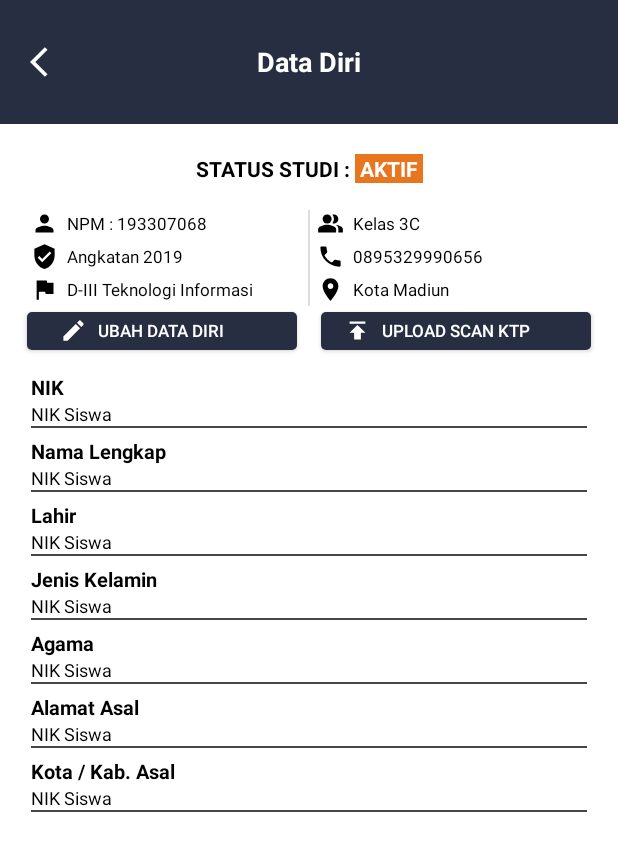
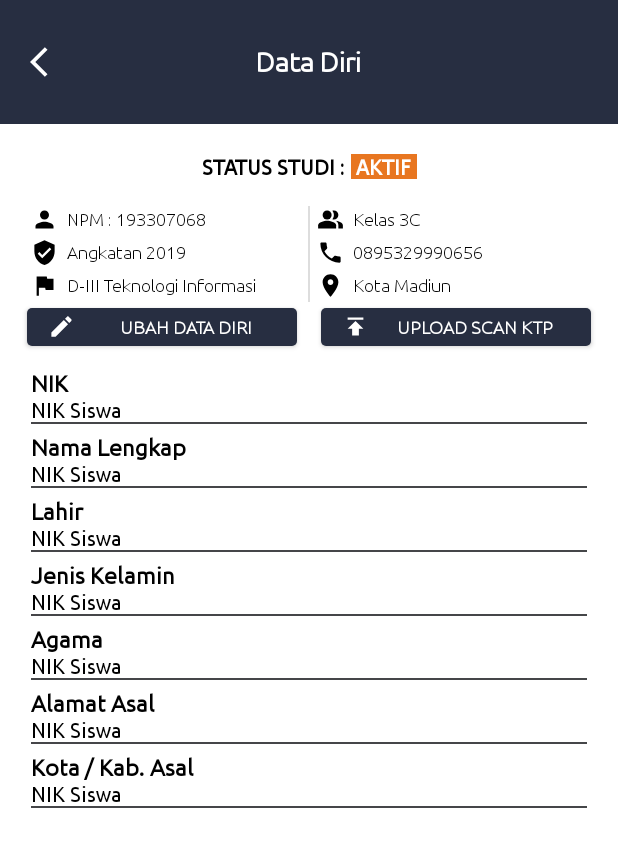
Before and after one commit to fadelmi12/bismillah12, an Android app: the DataDiri screen opened directly, with no data from a screen before it, on a phone screen of 412 x 824 dp. Shown: the top 851 px of the screen. Run offline under Robolectric (Android 15) with nearby library versions, the phone set to English and light mode, and no system bars.

Commit message:
ubah font

```diff
--- a/app/src/main/AndroidManifest.xml
+++ b/app/src/main/AndroidManifest.xml
@@ -21,6 +21,7 @@
                 <category android:name="android.intent.category.LAUNCHER" />
             </intent-filter>
         </activity>
+
     </application>
 
 </manifest>
--- a/app/src/main/res/layout/activity_data_diri.xml
+++ b/app/src/main/res/layout/activity_data_diri.xml
@@ -17,11 +17,14 @@
         android:drawableStart="@drawable/ic_baseline_edit_24"
         android:drawablePadding="7dp"
         android:drawableTint="@color/white"
-        android:paddingLeft="22dp"
+        android:fontFamily="@font/ubunturegular"
         android:text="ubah data diri"
-        android:textAlignment="textStart"
+        android:gravity="center"
         android:textColor="@color/white"
-        android:textSize="11dp"
+        android:paddingLeft="14dp"
+        android:textSize="12dp"
+        android:textStyle="bold"
+        android:paddingRight="7dp"
         app:layout_constraintBottom_toTopOf="@+id/linearLayout2"
         app:layout_constraintEnd_toStartOf="@+id/btnktp"
         app:layout_constraintStart_toStartOf="parent"
@@ -36,13 +39,15 @@
         android:layout_marginEnd="18dp"
         android:background="@drawable/roundcorner"
         android:drawableStart="@drawable/ic_baseline_publish_24"
-        android:drawablePadding="7dp"
         android:drawableTint="@color/white"
-        android:paddingLeft="15dp"
+        android:paddingLeft="14dp"
+        android:paddingRight="7dp"
+        android:fontFamily="@font/ubunturegular"
+        android:gravity="center"
         android:text="upload Scan ktp"
-        android:textAlignment="textStart"
         android:textColor="@color/white"
-        android:textSize="11dp"
+        android:textSize="12dp"
+        android:textStyle="bold"
         app:layout_constraintEnd_toEndOf="parent"
         app:layout_constraintStart_toEndOf="@+id/ubhdtdiri"
         app:layout_constraintTop_toBottomOf="@+id/relativeLayout2" />
@@ -67,8 +72,8 @@
         <TextView
             android:layout_width="wrap_content"
             android:layout_height="wrap_content"
-            android:layout_centerHorizontal="true"
-            android:layout_centerVertical="true"
+            android:layout_centerInParent="true"
+            android:fontFamily="@font/ubunturegular"
             android:text="Data Diri"
             android:textColor="@android:color/white"
             android:textSize="18dp"
@@ -88,6 +93,7 @@
             android:layout_width="wrap_content"
             android:layout_height="wrap_content"
             android:layout_marginTop="20dp"
+            android:fontFamily="@font/ubunturegular"
             android:text="STATUS STUDI : "
             android:textColor="@android:color/black"
             android:textSize="14dp"
@@ -99,6 +105,7 @@
             android:layout_height="wrap_content"
             android:layout_marginTop="20dp"
             android:background="@color/orange"
+            android:fontFamily="@font/ubunturegular"
             android:text=" AKTIF "
             android:textColor="@android:color/white"
             android:textSize="14dp"
@@ -133,6 +140,7 @@
             android:layout_marginTop="4dp"
             android:drawableLeft="@drawable/ic_baseline_person_16"
             android:drawablePadding="6dp"
+            android:fontFamily="@font/ubunturegular"
             android:gravity="center_vertical"
             android:text="NPM : 193307068"
             android:textAlignment="gravity"
@@ -147,6 +155,7 @@
             android:layout_marginTop="4dp"
             android:drawableLeft="@drawable/ic_baseline_verified_user_24"
             android:drawablePadding="6dp"
+            android:fontFamily="@font/ubunturegular"
             android:gravity="center_vertical"
             android:text="Angkatan 2019"
             android:textAlignment="gravity"
@@ -161,6 +170,7 @@
             android:layout_marginTop="4dp"
             android:drawableLeft="@drawable/ic_baseline_flag_16"
             android:drawablePadding="6dp"
+            android:fontFamily="@font/ubunturegular"
             android:gravity="center_vertical"
             android:text="D-III Teknologi Informasi"
             android:textAlignment="gravity"
@@ -176,6 +186,7 @@
             android:layout_marginTop="4dp"
             android:drawableLeft="@drawable/ic_baseline_location_on_24"
             android:drawablePadding="6dp"
+            android:fontFamily="@font/ubunturegular"
             android:gravity="center_vertical"
             android:text="Kota Madiun"
             android:textAlignment="gravity"
@@ -191,6 +202,7 @@
             android:layout_marginTop="4dp"
             android:drawableLeft="@drawable/ic_baseline_local_phone_24"
             android:drawablePadding="6dp"
+            android:fontFamily="@font/ubunturegular"
             android:gravity="center_vertical"
             android:text="0895329990656"
             android:textAlignment="gravity"
@@ -205,6 +217,7 @@
             android:layout_marginTop="4dp"
             android:drawableLeft="@drawable/ic_baseline_people_alt_24"
             android:drawablePadding="6dp"
+            android:fontFamily="@font/ubunturegular"
             android:gravity="center_vertical"
             android:text="Kelas 3C"
             android:textAlignment="gravity"
@@ -226,17 +239,20 @@
         <TextView
             android:layout_width="match_parent"
             android:layout_height="wrap_content"
+            android:fontFamily="@font/ubunturegular"
             android:text="NIK"
             android:textColor="@android:color/black"
-            android:textSize="13dp"
+            android:textSize="15dp"
             android:textStyle="bold" />
 
         <TextView
             android:layout_width="match_parent"
             android:layout_height="wrap_content"
+            android:fontFamily="@font/ubunturegular"
             android:text="NIK Siswa"
+
             android:textColor="@android:color/black"
-            android:textSize="12dp" />
+            android:textSize="14dp" />
 
         <View
             android:layout_width="match_parent"
@@ -254,20 +270,23 @@
         app:layout_constraintTop_toBottomOf="@+id/linearLayout2"
         app:layout_constraintWidth_percent=".9"
         android:layout_marginTop="6dp">
+
         <TextView
             android:layout_width="match_parent"
             android:layout_height="wrap_content"
+            android:fontFamily="@font/ubunturegular"
             android:text="Nama Lengkap"
             android:textColor="@android:color/black"
-            android:textSize="13dp"
+            android:textSize="15dp"
             android:textStyle="bold" />
 
         <TextView
             android:layout_width="match_parent"
             android:layout_height="wrap_content"
+            android:fontFamily="@font/ubunturegular"
             android:text="NIK Siswa"
             android:textColor="@android:color/black"
-            android:textSize="12dp" />
+            android:textSize="14dp" />
 
         <View
             android:layout_width="match_parent"
@@ -289,17 +308,19 @@
         <TextView
             android:layout_width="match_parent"
             android:layout_height="wrap_content"
+            android:fontFamily="@font/ubunturegular"
             android:text="Lahir"
             android:textColor="@android:color/black"
-            android:textSize="13dp"
+            android:textSize="15dp"
             android:textStyle="bold" />
 
         <TextView
             android:layout_width="match_parent"
             android:layout_height="wrap_content"
+            android:fontFamily="@font/ubunturegular"
             android:text="NIK Siswa"
             android:textColor="@android:color/black"
-            android:textSize="12dp" />
+            android:textSize="14dp" />
 
         <View
             android:layout_width="match_parent"
@@ -321,17 +342,19 @@
         <TextView
             android:layout_width="match_parent"
             android:layout_height="wrap_content"
+            android:fontFamily="@font/ubunturegular"
             android:text="Jenis Kelamin"
             android:textColor="@android:color/black"
-            android:textSize="13dp"
+            android:textSize="15dp"
             android:textStyle="bold" />
 
         <TextView
             android:layout_width="match_parent"
             android:layout_height="wrap_content"
+            android:fontFamily="@font/ubunturegular"
             android:text="NIK Siswa"
             android:textColor="@android:color/black"
-            android:textSize="12dp" />
+            android:textSize="14dp" />
 
         <View
             android:layout_width="match_parent"
@@ -350,19 +373,23 @@
         app:layout_constraintTop_toBottomOf="@+id/linearLayout5"
         app:layout_constraintWidth_percent=".9"
         android:layout_marginTop="6dp">
+
         <TextView
             android:layout_width="match_parent"
             android:layout_height="wrap_content"
+            android:fontFamily="@font/ubunturegular"
             android:text="Agama"
             android:textColor="@android:color/black"
-            android:textSize="13dp"
+            android:textSize="15dp"
             android:textStyle="bold" />
+
         <TextView
             android:layout_width="match_parent"
             android:layout_height="wrap_content"
+            android:fontFamily="@font/ubunturegular"
             android:text="NIK Siswa"
             android:textColor="@android:color/black"
-            android:textSize="12dp" />
+            android:textSize="14dp" />
 
         <View
             android:layout_width="match_parent"
@@ -384,17 +411,19 @@
         <TextView
             android:layout_width="match_parent"
             android:layout_height="wrap_content"
+            android:fontFamily="@font/ubunturegular"
             android:text="Alamat Asal"
             android:textColor="@android:color/black"
-            android:textSize="13dp"
+            android:textSize="15dp"
             android:textStyle="bold" />
 
         <TextView
             android:layout_width="match_parent"
             android:layout_height="wrap_content"
+            android:fontFamily="@font/ubunturegular"
             android:text="NIK Siswa"
             android:textColor="@android:color/black"
-            android:textSize="12dp" />
+            android:textSize="14dp" />
 
         <View
             android:layout_width="match_parent"
@@ -415,17 +444,19 @@
         <TextView
             android:layout_width="match_parent"
             android:layout_height="wrap_content"
+            android:fontFamily="@font/ubunturegular"
             android:text="Kota / Kab. Asal"
             android:textColor="@android:color/black"
-            android:textSize="13dp"
+            android:textSize="15dp"
             android:textStyle="bold" />
 
         <TextView
             android:layout_width="match_parent"
             android:layout_height="wrap_content"
+            android:fontFamily="@font/ubunturegular"
             android:text="NIK Siswa"
             android:textColor="@android:color/black"
-            android:textSize="12dp" />
+            android:textSize="14dp" />
 
         <View
             android:layout_width="match_parent"
--- a/app/src/main/res/layout/activity_main.xml
+++ b/app/src/main/res/layout/activity_main.xml
@@ -50,6 +50,7 @@
         android:background="@color/white"
         android:layout_alignParentBottom="true"
         app:menu="@menu/navigation"
+        android:theme="@style/Widget.BottomNavigationView"
         app:labelVisibilityMode="labeled"
         />
     <FrameLayout
--- a/app/src/main/res/layout/activity_registrasi.xml
+++ b/app/src/main/res/layout/activity_registrasi.xml
@@ -14,10 +14,11 @@
         android:layout_height="wrap_content"
         android:layout_gravity="center"
         android:layout_centerHorizontal="true"
-        android:layout_marginTop="180dp"
-        android:layout_marginBottom="5dp" />
+        android:layout_marginBottom="30dp"
+        android:layout_above="@+id/linearLayout"/>
 
     <LinearLayout
+        android:id="@+id/linearLayout"
         android:layout_centerHorizontal="true"
         android:layout_centerVertical="true"
         android:layout_width="match_parent"
--- a/app/src/main/res/layout/fragment_home.xml
+++ b/app/src/main/res/layout/fragment_home.xml
@@ -11,7 +11,9 @@
         android:layout_height="wrap_content"
         android:text="Dashboard"
         android:textSize="20dp"
+        android:fontFamily="@font/ubunturegular"
         android:textStyle="bold"
+        android:textColor="@android:color/black"
         android:layout_alignParentLeft="true"
         android:layout_marginTop="30dp"
         android:layout_marginLeft="20dp"
@@ -20,8 +22,10 @@
         android:id="@+id/user"
         android:layout_width="wrap_content"
         android:layout_height="wrap_content"
+        android:textColor="@android:color/black"
         android:layout_marginTop="5dp"
         android:text="Selamat Datang di Student Portal"
+        android:fontFamily="@font/ubunturegular"
         android:layout_alignParentLeft="true"
         android:layout_below="@id/dashboard"
         android:layout_marginLeft="20dp" />
@@ -57,6 +61,7 @@
             android:drawableTop="@drawable/ic_baseline_person_24"
             android:text="Data Diri"
             android:textAllCaps="false"
+            android:fontFamily="@font/ubunturegular"
             android:textAlignment="center"
             android:layout_marginBottom="20dp"
             tools:ignore="RtlCompat"
@@ -70,6 +75,7 @@
             android:background="@android:color/transparent"
             android:text="Hasil Studi"
             android:drawableTint="@android:color/black"
+            android:fontFamily="@font/ubunturegular"
             android:textAllCaps="false"
             android:textAlignment="center"
             tools:ignore="RtlCompat"
@@ -90,6 +96,7 @@
             android:background="@android:color/transparent"
             android:text="Data Orang Tua"
             android:drawableTint="@android:color/black"
+            android:fontFamily="@font/ubunturegular"
             android:textAllCaps="false"
             android:textAlignment="center"
             tools:ignore="RtlCompat"
@@ -102,6 +109,7 @@
             android:background="@android:color/transparent"
             android:text="Ketrampilan"
             android:drawableTint="@android:color/black"
+            android:fontFamily="@font/ubunturegular"
             android:textAlignment="center"
             tools:ignore="RtlCompat"
             android:gravity="top"
@@ -122,6 +130,7 @@
             android:drawableTop="@drawable/ic_outline_chrome_reader_mode_24"
             android:background="@android:color/transparent"
             android:text="Rekap Presensi"
+            android:fontFamily="@font/ubunturegular"
             android:textAlignment="gravity"
             android:drawableTint="@android:color/black"
             android:layout_marginBottom="20dp"
@@ -133,6 +142,7 @@
             android:background="@android:color/transparent"
             android:text="Magang / PKL"
             android:drawableTint="@android:color/black"
+            android:fontFamily="@font/ubunturegular"
             android:textAlignment="center"
             android:gravity="top"
             android:textAllCaps="false"
--- /dev/null
+++ b/app/src/main/res/values/arrays.xml
@@ -0,0 +1,4 @@
+<?xml version="1.0" encoding="utf-8"?>
+<resources>
+    <string-array name="com_google_android_gms_fonts_certs">ubuntu</string-array>
+</resources>
--- a/app/src/main/res/values/styles.xml
+++ b/app/src/main/res/values/styles.xml
@@ -8,6 +8,10 @@
     </style>
     <style name="tab" parent="TextAppearance.Design.Tab">
         <item name="textAllCaps">false</item>
+        <item name="android:fontFamily">@font/ubunturegular</item>
+    </style>
+    <style name="Widget.BottomNavigationView" parent="Widget.Design.BottomNavigationView">
+        <item name="android:fontFamily">@font/ubunturegular</item>
     </style>
 
 </resources>
```
Also changed, not shown: app/src/main/res/font/ubunturegular.ttf (added).
